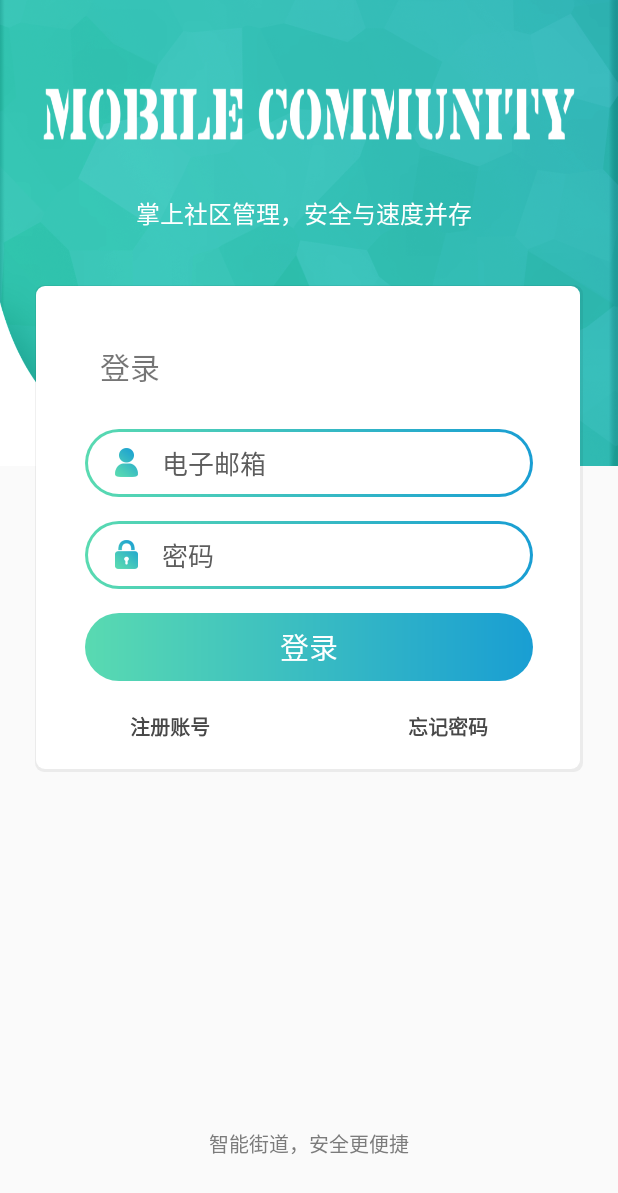
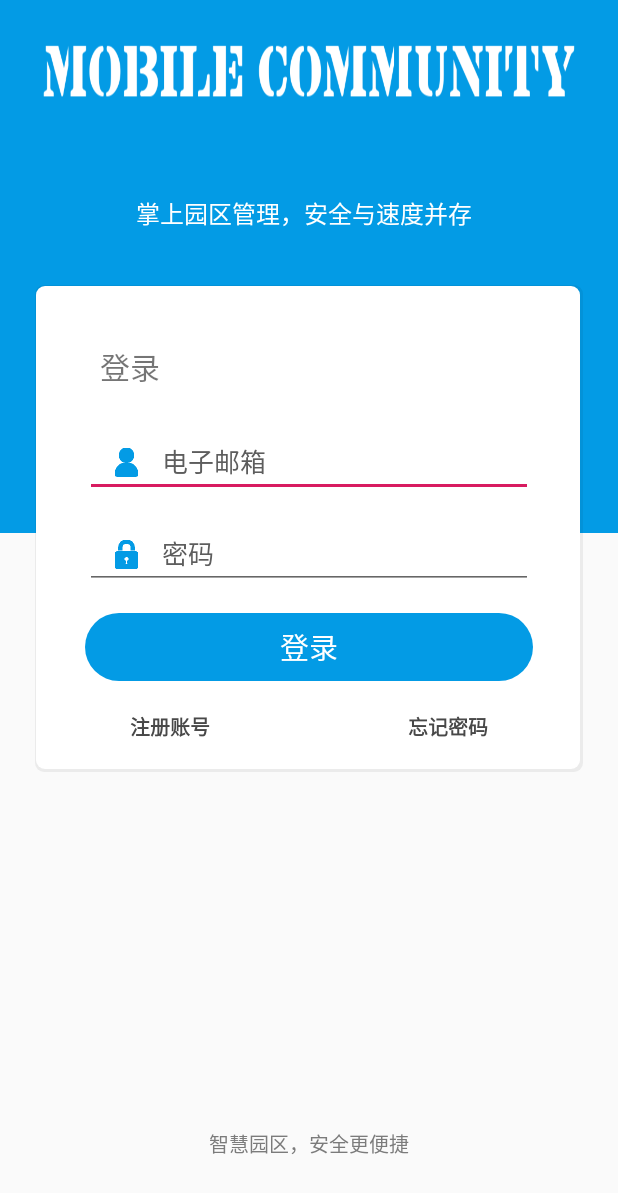
Before and after one commit to xsj321/SmartNeighborhood, an Android app: the screen it shows after launch (LoginActivity), on a phone screen of 412 x 824 dp. Shown: the top 1193 px of the screen. Run offline under Robolectric (Android 15) with nearby library versions, the phone set to English and light mode, and no system bars; pictures from the network do not load.

Commit message:
适配了JetIot的登录

```diff
--- a/app/src/main/assets/server_settings.properties
+++ b/app/src/main/assets/server_settings.properties
@@ -1,4 +1,4 @@
-server_ip = 47.106.184.161
-server_port = 8888
-request_add = http://xsjhjj.xyz:8086
-request_port = 8086
+server_ip = 101.37.86.133
+server_port = 8080
+request_add = http://101.37.86.133:8080
+request_port = 8080
--- a/app/src/main/java/com/example/smartagriculture/Util/DataRequestUtil.java
+++ b/app/src/main/java/com/example/smartagriculture/Util/DataRequestUtil.java
@@ -29,8 +29,8 @@ public class DataRequestUtil {
     private String IP;
     private int Port;
     private String mainAddress;
-    public static final String LOGIN_URL = "loginController/login";
-    public static final String REGISTER_URL = "loginController/register";
+    public static final String LOGIN_URL = "account/login";
+    public static final String REGISTER_URL = "account/register";
     public static final String HOME_URL = "homeController/home";
     public static final String COVER_LIST_URL = "coverController/cover";
     public static final String COVER_FIX_URL = "coverController/fixCover";
--- a/app/src/main/res/drawable/login_background_xml.xml
+++ b/app/src/main/res/drawable/login_background_xml.xml
@@ -1,12 +1,7 @@
 <?xml version="1.0" encoding="utf-8"?>
 <layer-list xmlns:android="http://schemas.android.com/apk/res/android">
-    <item>
-        <shape android:shape="rectangle">
-            <solid android:color="@color/PureWhite"></solid>
-        </shape>
-    </item>
-    <item android:width="360dp" android:height="310.67dp">
-        <bitmap android:src="@drawable/login_background" ></bitmap>
+    <item android:width="360dp" android:height="400.67dp">
+        <color android:color="@color/colorPrimary"/>
     </item>
     <item  android:width="320dp" android:height="40dp" android:gravity="center_horizontal" android:top="66dp">
         <bitmap android:src="@drawable/login_title"  ></bitmap>
--- a/app/src/main/res/drawable/login_button_background.xml
+++ b/app/src/main/res/drawable/login_button_background.xml
@@ -3,8 +3,8 @@
     <item>
         <shape android:shape="rectangle">
             <gradient
-                android:startColor="#59DAB1"
-                android:endColor="#199ED3"
+                android:startColor="@color/colorPrimary"
+                android:endColor="@color/colorPrimary"
                 />
             <corners android:topLeftRadius="23dp" android:topRightRadius="23dp" android:bottomLeftRadius="23dp" android:bottomRightRadius="23dp" />
         </shape>
--- a/app/src/main/res/layout/activity_login.xml
+++ b/app/src/main/res/layout/activity_login.xml
@@ -43,7 +43,7 @@
         android:layout_centerHorizontal="true"
         android:layout_marginBottom="51.33dp"
         android:fontFamily="@font/fangzheng"
-        android:text="智能街道，安全更便捷"
+        android:text="智慧园区，安全更便捷"
         android:textColor="#ff7b7b7b"
         android:textSize="13sp" />
 
@@ -87,7 +87,6 @@
                     android:hint="@string/prompt_email"
                     android:inputType="textEmailAddress"
                     android:selectAllOnFocus="true"
-                    android:theme="@style/AllBlueLogin"
                     app:layout_constraintEnd_toEndOf="parent"
                     app:layout_constraintStart_toStartOf="parent"
                     app:layout_constraintTop_toTopOf="parent" />
@@ -104,7 +103,6 @@
                     android:imeOptions="actionDone"
                     android:inputType="textPassword"
                     android:selectAllOnFocus="true"
-                    android:theme="@style/AllBlueLogin"
                     app:layout_constraintEnd_toEndOf="parent"
                     app:layout_constraintStart_toStartOf="parent"
                     app:layout_constraintTop_toBottomOf="@+id/username" />
@@ -119,7 +117,6 @@
                     android:imeActionLabel="@string/action_sign_in_short"
                     android:imeOptions="actionDone"
                     android:selectAllOnFocus="true"
-                    android:theme="@style/AllBlueLogin"
                     android:visibility="gone"
                     app:layout_constraintEnd_toEndOf="parent"
                     app:layout_constraintStart_toStartOf="parent"
--- a/app/src/main/res/values/colors.xml
+++ b/app/src/main/res/values/colors.xml
@@ -1,7 +1,7 @@
 <?xml version="1.0" encoding="utf-8"?>
 <resources>
-    <color name="colorPrimary">#38C3B8</color>
-    <color name="colorPrimaryDark">#38C3B8</color>
+    <color name="colorPrimary">#039BE5</color>
+    <color name="colorPrimaryDark">#039BE5</color>
     <color name="colorAccent">#D81B60</color>
     <color name="PureWhite">#FFFFFF</color>
     <color name="DarkWhite">#8AFFFFFF</color>
--- a/app/src/main/res/values/strings.xml
+++ b/app/src/main/res/values/strings.xml
@@ -64,5 +64,5 @@
     <string name="temperature">温度</string>
     <string name="humidity">湿度</string>
     <string name="air_smoke">烟雾浓度</string>
-    <string name="login_sub_title">掌上社区管理，安全与速度并存</string>
+    <string name="login_sub_title">掌上园区管理，安全与速度并存</string>
 </resources>
--- a/app/src/main/res/values/styles.xml
+++ b/app/src/main/res/values/styles.xml
@@ -22,17 +22,18 @@
         <item name="colorControlActivated">@color/PureWhite</item>
     </style>
 
-    <style name="AllWriteLoginText">
+    <style name="AllWriteLoginText" parent="Theme.AppCompat.Light">
         <item name="android:textColor">@color/LoginTextColor</item>
         <item name="android:textColorHint">@color/LoginTextColor</item>
         <item name="android:textSize">17sp</item>
         <item name="android:paddingLeft">20dp</item>
         <item name="android:paddingRight">20dp</item>
-        <item name="android:background">@drawable/login_text_boder</item>
         <item name="android:textCursorDrawable">@drawable/color_cursor</item>
         <item name="android:layout_marginRight">33dp</item>
         <item name="android:layout_marginLeft">33dp</item>
         <item name="android:fontFamily">@font/fangzheng</item>
+        <item name="colorControlNormal">@color/colorPrimary</item>
+        <item name="colorControlActivated">@color/colorAccent</item>
     </style>
 
     <style name="MainTextstyle">
```
Also changed, not shown: app/src/main/res/drawable-v24/login_left.png, app/src/main/res/drawable-v24/passwd_left.png.
